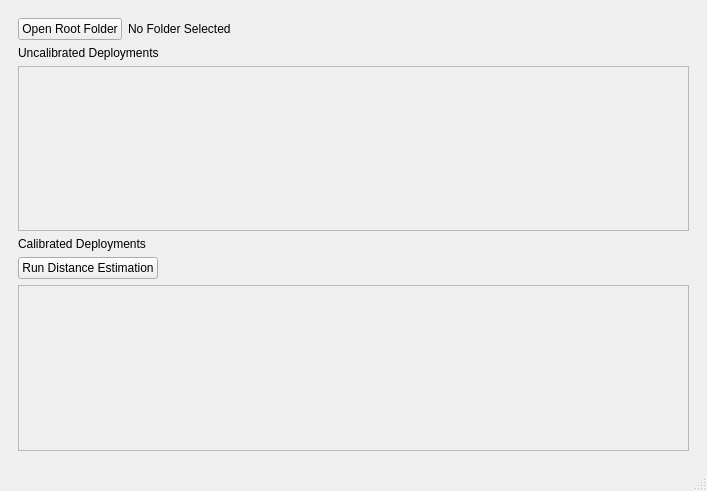
Old version of the form gui.ui in the repository adam-kosinski/Data-Plus-Zoe-Depth.
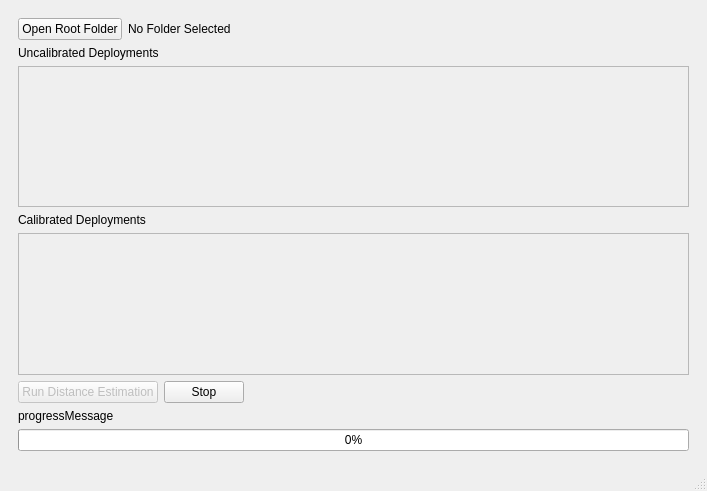
New version of the form.

Commit message: Progress bar, stop functionality, better update for main screen deployment hboxes

Patch:
```diff
--- a/gui.ui
+++ b/gui.ui
@@ -76,7 +76,7 @@
              <x>0</x>
              <y>0</y>
              <width>681</width>
-             <height>176</height>
+             <height>155</height>
             </rect>
            </property>
            <layout class="QVBoxLayout" name="verticalLayout_2">
@@ -107,13 +107,6 @@
           </property>
          </widget>
         </item>
-        <item alignment="Qt::AlignLeft">
-         <widget class="QPushButton" name="runButton">
-          <property name="text">
-           <string>Run Distance Estimation</string>
-          </property>
-         </widget>
-        </item>
         <item>
          <widget class="QScrollArea" name="scrollArea_2">
           <property name="widgetResizable">
@@ -125,7 +118,7 @@
              <x>0</x>
              <y>0</y>
              <width>681</width>
-             <height>175</height>
+             <height>155</height>
             </rect>
            </property>
            <layout class="QVBoxLayout" name="verticalLayout_3">
@@ -149,6 +142,54 @@
           </widget>
          </widget>
         </item>
+        <item>
+         <layout class="QHBoxLayout" name="horizontalLayout_4">
+          <item>
+           <widget class="QPushButton" name="runButton">
+            <property name="enabled">
+             <bool>false</bool>
+            </property>
+            <property name="text">
+             <string>Run Distance Estimation</string>
+            </property>
+           </widget>
+          </item>
+          <item>
+           <widget class="QPushButton" name="stopButton">
+            <property name="text">
+             <string>Stop</string>
+            </property>
+           </widget>
+          </item>
+          <item>
+           <spacer name="horizontalSpacer_2">
+            <property name="orientation">
+             <enum>Qt::Horizontal</enum>
+            </property>
+            <property name="sizeHint" stdset="0">
+             <size>
+              <width>40</width>
+              <height>20</height>
+             </size>
+            </property>
+           </spacer>
+          </item>
+         </layout>
+        </item>
+        <item>
+         <widget class="QLabel" name="progressMessage">
+          <property name="text">
+           <string>progressMessage</string>
+          </property>
+         </widget>
+        </item>
+        <item>
+         <widget class="QProgressBar" name="progressBar">
+          <property name="value">
+           <number>0</number>
+          </property>
+         </widget>
+        </item>
        </layout>
       </widget>
       <widget class="QWidget" name="calibrationScreen">
```
The commit also changes 3 other files.
